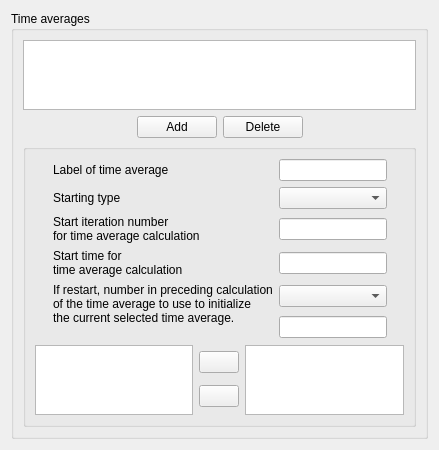
This is gui/Pages/TimeAveragesForm.ui in code-saturne/code_saturne as Qt 5 draws it before an edit. The edited form follows.
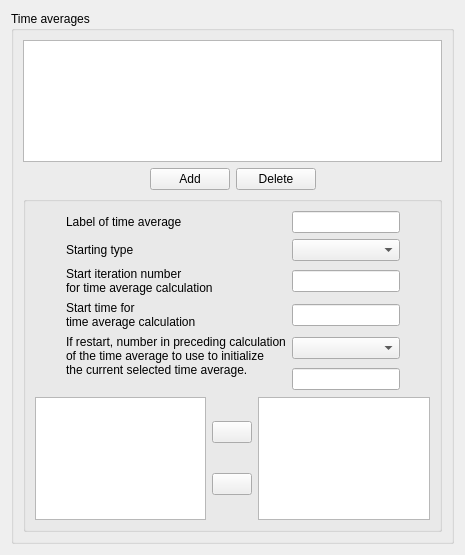
This is the edited form. Icons and pictures are not drawn.

Diff of the .ui file:
```diff
--- a/gui/Pages/TimeAveragesForm.ui
+++ b/gui/Pages/TimeAveragesForm.ui
@@ -6,8 +6,8 @@
    <rect>
     <x>0</x>
     <y>0</y>
-    <width>419</width>
-    <height>447</height>
+    <width>465</width>
+    <height>555</height>
    </rect>
   </property>
   <property name="acceptDrops">
```
Left out of the diff: 105 changed lines with no effect on the pictures.
